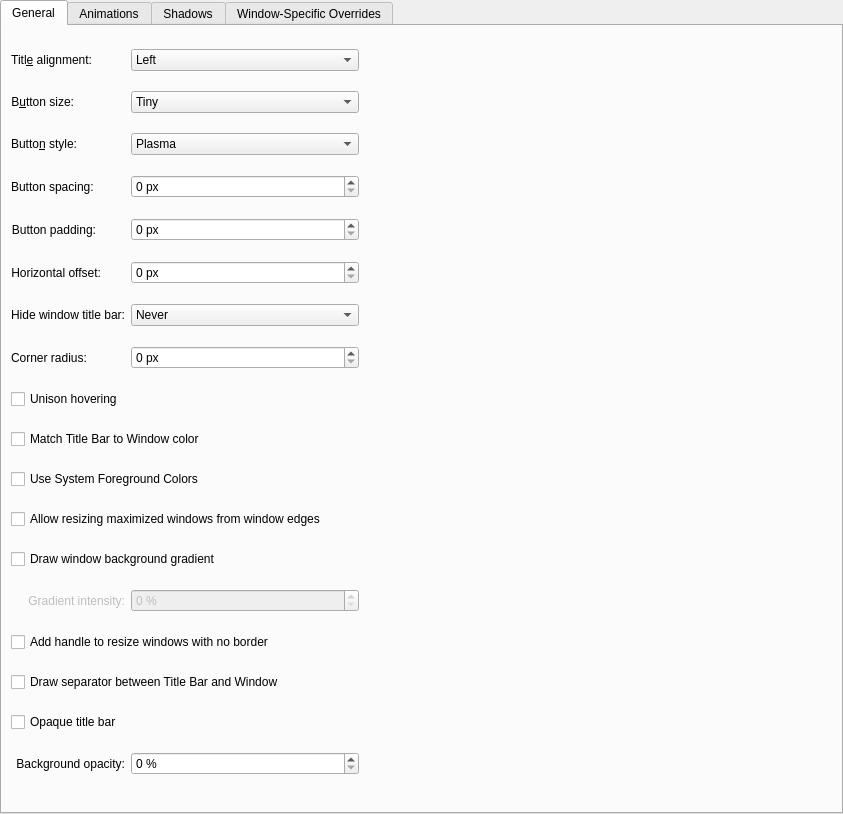
Above: config/ui/breezeconfigurationui.ui from Rudraksh88/KustomBreezeEnhanced before the change. Below: the same form after it.
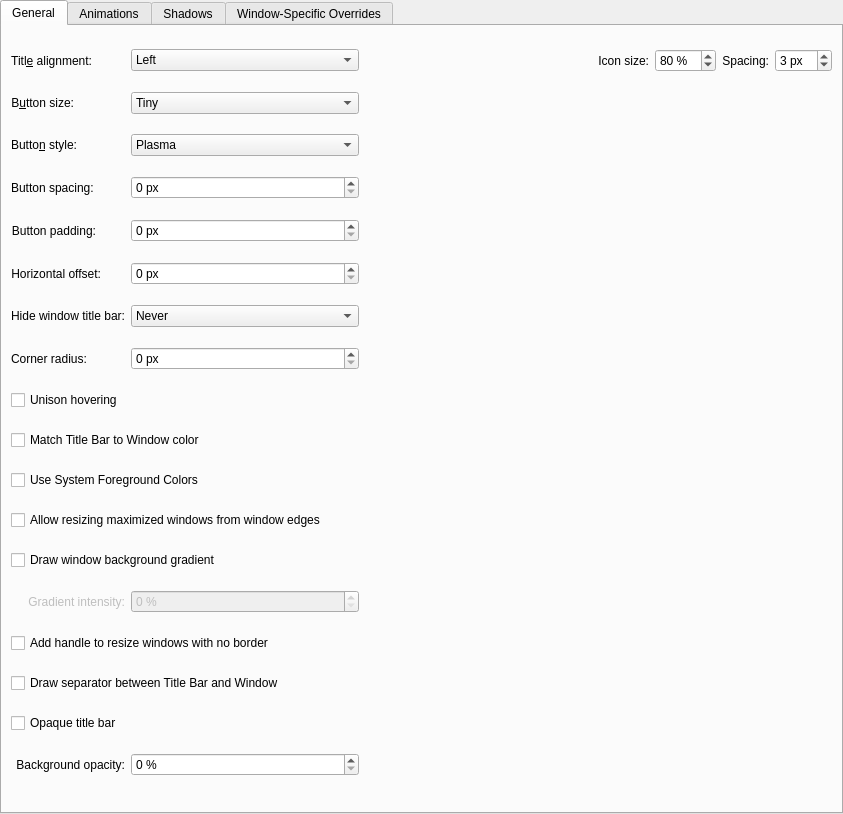
That is the form after the change. Custom widgets are drawn as their Qt base class.

Commit message:
feat: app icon to the left of window title
macOS like app icon + title

What changed in the file:
```diff
--- a/config/ui/breezeconfigurationui.ui
+++ b/config/ui/breezeconfigurationui.ui
@@ -390,6 +390,64 @@
          </item>
         </widget>
        </item>
+        <item row="0" column="4">
+         <widget class="QLabel" name="titleBarIconSizeLabel">
+          <property name="text">
+           <string>Icon size:</string>
+          </property>
+          <property name="alignment">
+           <set>Qt::AlignRight|Qt::AlignTrailing|Qt::AlignVCenter</set>
+          </property>
+          <property name="buddy">
+           <cstring>titleBarIconSize</cstring>
+          </property>
+         </widget>
+        </item>
+        <item row="0" column="5">
+         <widget class="QSpinBox" name="titleBarIconSize">
+          <property name="suffix">
+           <string> %</string>
+          </property>
+          <property name="minimum">
+           <number>0</number>
+          </property>
+          <property name="maximum">
+           <number>100</number>
+          </property>
+          <property name="value">
+           <number>80</number>
+          </property>
+         </widget>
+        </item>
+        <item row="0" column="6">
+         <widget class="QLabel" name="titleBarIconSpacingLabel">
+          <property name="text">
+           <string>Spacing:</string>
+          </property>
+          <property name="alignment">
+           <set>Qt::AlignRight|Qt::AlignTrailing|Qt::AlignVCenter</set>
+          </property>
+          <property name="buddy">
+           <cstring>titleBarIconSpacing</cstring>
+          </property>
+         </widget>
+        </item>
+        <item row="0" column="7">
+         <widget class="QSpinBox" name="titleBarIconSpacing">
+          <property name="suffix">
+           <string> px</string>
+          </property>
+          <property name="minimum">
+           <number>0</number>
+          </property>
+          <property name="maximum">
+           <number>20</number>
+          </property>
+          <property name="value">
+           <number>3</number>
+          </property>
+         </widget>
+        </item>
        <item row="22" column="1" colspan="4">
         <widget class="QCheckBox" name="drawSizeGrip">
          <property name="text">
```
Left out of the diff: 2 changed lines with no effect on the pictures. Lines whose indentation alone changed are shown as unchanged. The commit also changes 4 other files.
